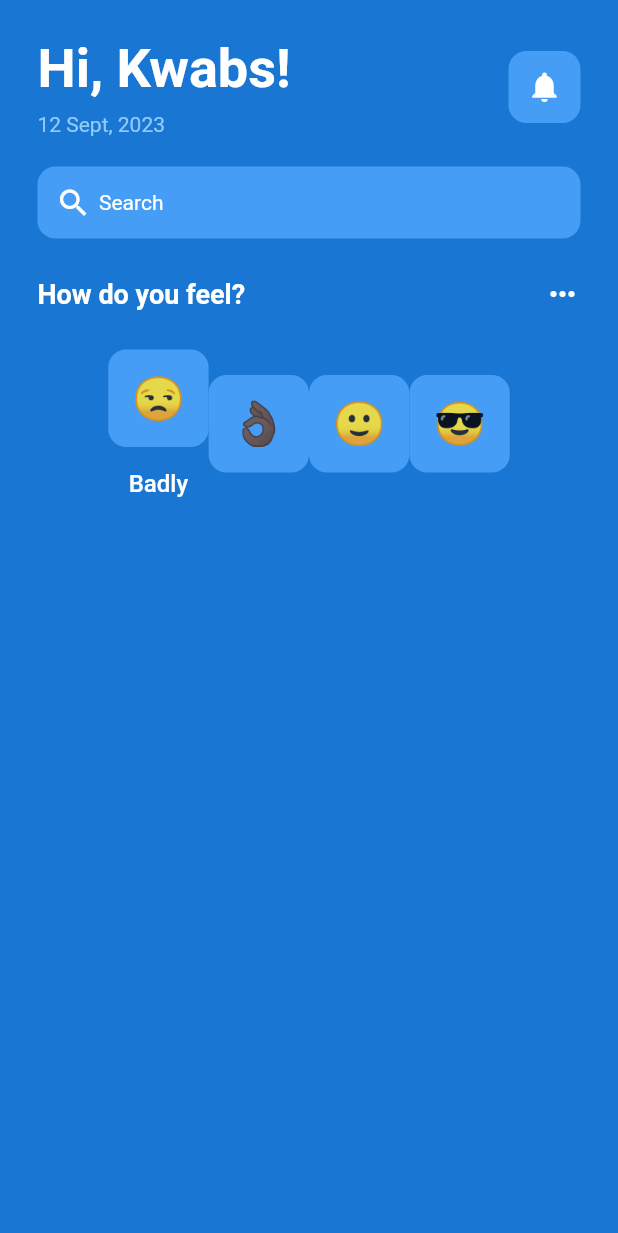
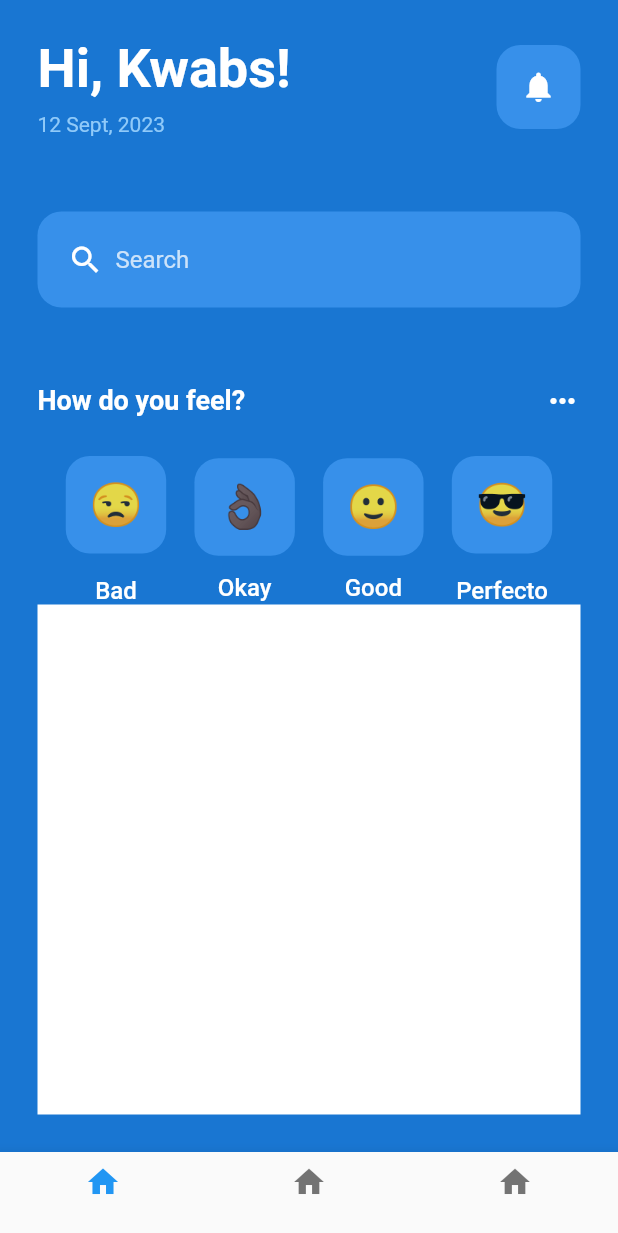
Before and after one commit to kwabenaf/checkupapp, a Flutter app: the screen it shows after launch, on a phone screen of 412 x 824 dp. Shown: the top 1233 px of the screen. Run offline on Flutter 3.47's test engine with Material 2 defaults, Android fonts, the phone set to English and light mode, and no system bars.

Commit message:
finished emote icons, working on bottom nav

```diff
--- a/lib/constants/constants.dart
+++ b/lib/constants/constants.dart
@@ -2,8 +2,10 @@ import 'package:flutter/material.dart';
 
 // Custom colours
 const Color tdBlue = Color(0xFF1976D2);
-const Color liBlue = Color(0xFF459DF5);
+const Color tdGreen = Color(0xFF558B2F);
+const Color liBlue = Color(0xAC459DF5);
 const Color txtBlue = Color(0xFF90CAF9);
+const Color hintTxt = Color(0xBEFFFFFF);
 
 const Color tdWhite = Color(0xFFFFFFFF);
 
@@ -31,3 +33,7 @@ const Icon notiIcon = Icon(
   Icons.notifications,
   color: tdWhite,
 );
+
+const Icon homeIcon = Icon(
+  Icons.home,
+);
--- a/lib/pages/home_page.dart
+++ b/lib/pages/home_page.dart
@@ -17,6 +17,11 @@ class _HomePageState extends State<HomePage> {
   Widget build(BuildContext context) {
     return Scaffold(
       backgroundColor: tdBlue,
+      bottomNavigationBar: BottomNavigationBar(items: [
+        BottomNavigationBarItem(icon: homeIcon, label: ''),
+        BottomNavigationBarItem(icon: homeIcon, label: ''),
+        BottomNavigationBarItem(icon: homeIcon, label: ''),
+      ]),
       body: SafeArea(
         child: Padding(
           padding: const EdgeInsets.all(25.0),
@@ -50,25 +55,25 @@ class _HomePageState extends State<HomePage> {
                   Container(
                     decoration: BoxDecoration(
                       color: liBlue,
-                      borderRadius: BorderRadius.circular(12),
+                      borderRadius: BorderRadius.circular(16),
                     ),
-                    padding: EdgeInsets.all(12),
+                    padding: EdgeInsets.all(16),
                     child: notiIcon,
                   )
                 ],
               ),
 
               SizedBox(
-                height: 20,
+                height: 50,
               ),
 
               // SearchBar
               Container(
                 decoration: BoxDecoration(
                   color: liBlue,
-                  borderRadius: BorderRadius.circular(12),
+                  borderRadius: BorderRadius.circular(16),
                 ),
-                padding: EdgeInsets.all(12),
+                padding: EdgeInsets.all(20),
                 child: Row(
                   children: [
                     Icon(
@@ -76,12 +81,13 @@ class _HomePageState extends State<HomePage> {
                       color: tdWhite,
                     ),
                     SizedBox(
-                      width: 5,
+                      width: 8,
                     ),
                     Text(
                       'Search',
                       style: TextStyle(
-                        color: tdWhite,
+                        color: hintTxt,
+                        fontSize: 16,
                       ),
                     ),
                   ],
@@ -89,7 +95,7 @@ class _HomePageState extends State<HomePage> {
               ),
 
               SizedBox(
-                height: 25,
+                height: 50,
               ),
 
               // How do you feel?
@@ -111,9 +117,9 @@ class _HomePageState extends State<HomePage> {
                 height: 25,
               ),
 
-              // face buttons
+              // emoji buttons
               Row(
-                mainAxisAlignment: MainAxisAlignment.center,
+                mainAxisAlignment: MainAxisAlignment.spaceEvenly,
                 children: [
                   // badly
                   Column(
@@ -123,18 +129,60 @@ class _HomePageState extends State<HomePage> {
                         height: 15,
                       ),
                       Text(
-                        'Badly',
+                        'Bad',
                         style: p1Text,
                       ),
                     ],
                   ),
+
                   // fine
-                  EmoticonFace(emoticonFace: '👌🏿'),
+                  Column(
+                    children: [
+                      EmoticonFace(emoticonFace: '👌🏿'),
+                      SizedBox(
+                        height: 12,
+                      ),
+                      Text(
+                        'Okay',
+                        style: p1Text,
+                      ),
+                    ],
+                  ),
+
                   // well
-                  EmoticonFace(emoticonFace: '🙂'),
+                  Column(
+                    children: [
+                      EmoticonFace(emoticonFace: '🙂'),
+                      SizedBox(
+                        height: 12,
+                      ),
+                      Text(
+                        'Good',
+                        style: p1Text,
+                      ),
+                    ],
+                  ),
+
                   // excellent
-                  EmoticonFace(emoticonFace: '😎'),
+                  Column(
+                    children: [
+                      EmoticonFace(emoticonFace: '😎'),
+                      SizedBox(
+                        height: 15,
+                      ),
+                      Text(
+                        'Perfecto',
+                        style: p1Text,
+                      ),
+                    ],
+                  ),
                 ],
+              ),
+
+              Expanded(
+                child: Container(
+                  color: tdWhite,
+                ),
               )
             ],
           ),
--- a/lib/util/emoticon_face.dart
+++ b/lib/util/emoticon_face.dart
@@ -15,7 +15,7 @@ class EmoticonFace extends StatelessWidget {
     return Container(
       decoration: BoxDecoration(
         color: liBlue,
-        borderRadius: BorderRadius.circular(12),
+        borderRadius: BorderRadius.circular(16),
       ),
       padding: EdgeInsets.all(16),
       child: Text(
```
